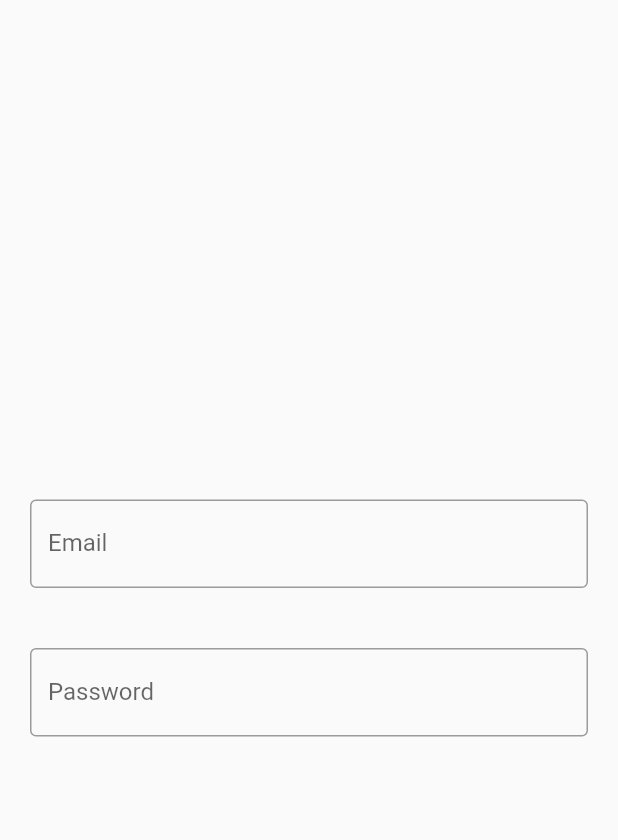
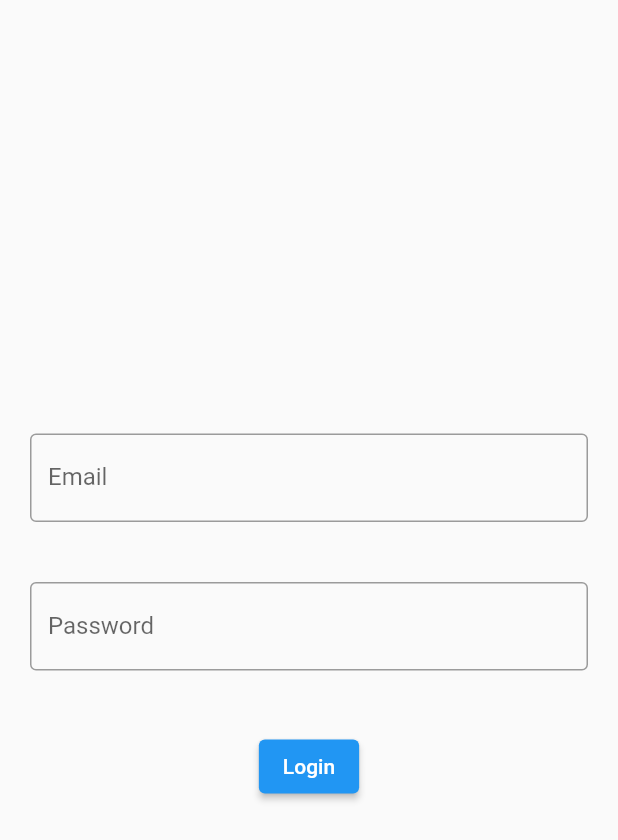
Before and after one commit to adityaladwa/todoapp, a Flutter app: the screen it shows after launch, after a tap on the "add" icon, on a phone screen of 412 x 824 dp. Shown: the top 840 px of the screen. Run offline on Flutter 3.47's test engine with Material 2 defaults, Android fonts, the phone set to English and light mode, and no system bars.

Commit message:
Showing login button

```diff
--- a/frontend/lib/login.dart
+++ b/frontend/lib/login.dart
@@ -17,11 +17,18 @@ class LoginPage extends StatelessWidget {
             ),
           ),
           Padding(
-            padding:EdgeInsets.all(20.0),
+            padding: EdgeInsets.all(20.0),
             child: TextFormField(
               cursorColor: Theme.of(context).cursorColor,
               decoration: InputDecoration(
                   labelText: "Password", border: OutlineInputBorder()),
+            ),
+          ),
+          Padding(
+            padding: EdgeInsets.all(20.0),
+            child: ElevatedButton(
+              onPressed: () {},
+              child: Text("Login"),
             ),
           ),
         ],
```
Also changed, not shown: 1 other file.
